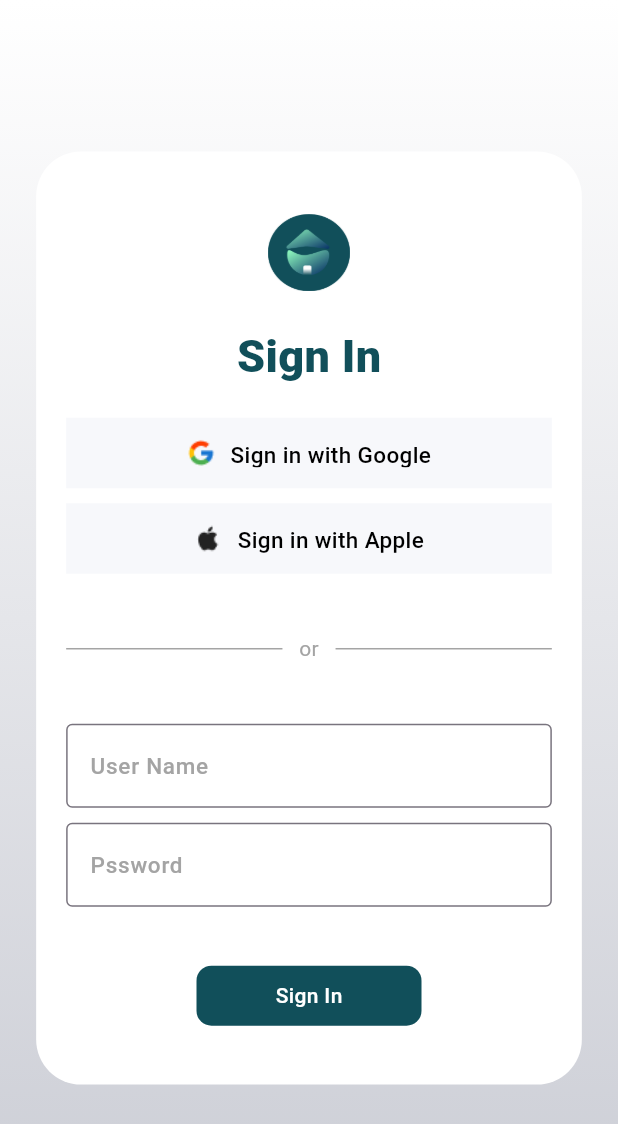
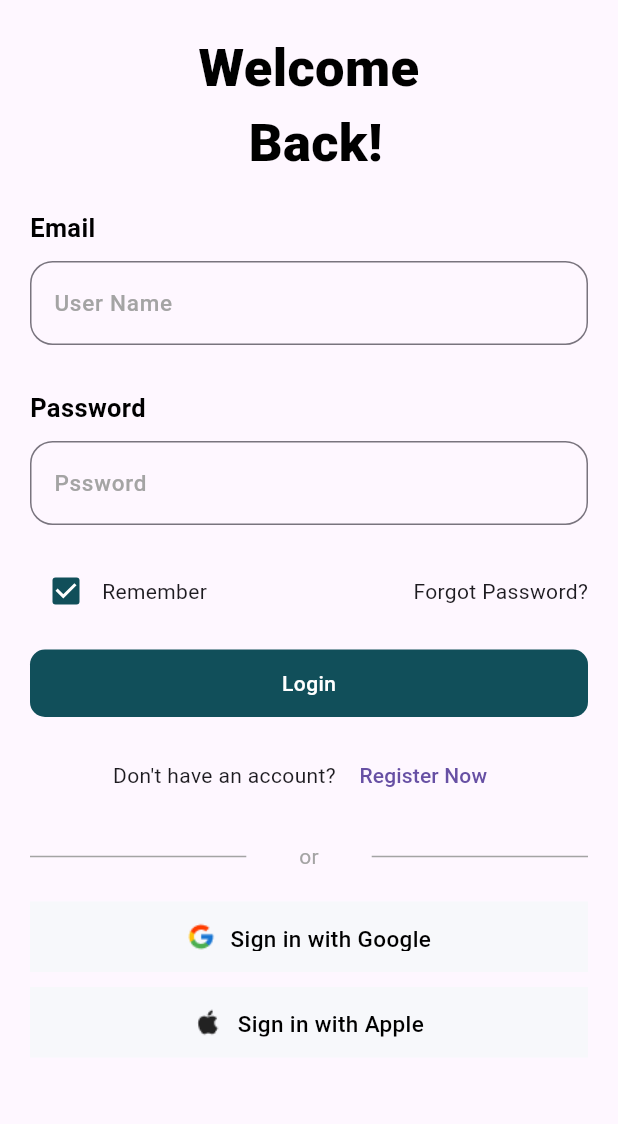
Before and after one commit to muhammed-aslam-pm/Hostel-Manager, a Flutter app: the LoginScreen screen opened directly, on a phone screen of 412 x 824 dp. Shown: the top 1124 px of the screen. Run offline on Flutter 3.47's test engine with Material 3 defaults, Android fonts, the phone set to English and light mode, and no system bars; our stand-ins replace smooth_page_indicator.

Commit message:
login screen updated

```diff
--- a/lib/utils/text_style_constatnts.dart
+++ b/lib/utils/text_style_constatnts.dart
@@ -17,6 +17,13 @@ class TextStyleConstants {
       fontSize: 15,
       color: ColorConstants.primaryWhiteColor,
       fontWeight: FontWeight.w500);
+
+  //login
+
+  static TextStyle loginTiltle = TextStyle(
+      fontSize: 35,
+      color: ColorConstants.primaryBlackColor,
+      fontWeight: FontWeight.w900);
 
   //owner dashboard styles
 
--- a/lib/view/login_and_register_screens/login_screen.dart
+++ b/lib/view/login_and_register_screens/login_screen.dart
@@ -10,47 +10,169 @@ class LoginScreen extends StatelessWidget {
   @override
   Widget build(BuildContext context) {
     return Scaffold(
-      body: Container(
-        height: double.infinity,
-        width: double.infinity,
-        decoration: BoxDecoration(
-          gradient: LinearGradient(
-            colors: [
-              ColorConstants.primaryWhiteColor, // Start color at the top center
-              ColorConstants
-                  .secondaryWhiteColor2, // End color at the bottom center
-            ],
-            begin: Alignment.topCenter,
-            end: Alignment.bottomCenter,
-          ),
-        ),
-        child: Center(
-          child: Container(
-            height: MediaQuery.sizeOf(context).height * 75.5 / 100,
-            width: MediaQuery.sizeOf(context).width * 88.3 / 100,
-            decoration: BoxDecoration(
-              color: ColorConstants.primaryWhiteColor,
-              borderRadius: BorderRadius.circular(30),
-            ),
+      body: SafeArea(
         child: Padding(
-              padding: const EdgeInsets.only(left: 20, right: 20, top: 40),
+          padding: const EdgeInsets.only(left: 20, right: 20, top: 20),
+          child: SingleChildScrollView(
             child: Column(
               crossAxisAlignment: CrossAxisAlignment.center,
               children: [
-                  SizedBox(
-                    height: 55,
-                    width: 55,
-                    child: Image.asset(ImageConstants.appLogo),
+                Text(
+                  "Welcome \n Back!",
+                  style: TextStyleConstants.loginTiltle,
+                  textAlign: TextAlign.center,
                 ),
                 SizedBox(
-                    height: MediaQuery.sizeOf(context).height * 2.4 / 100,
+                  height: 20,
+                ),
+                Row(
+                  mainAxisAlignment: MainAxisAlignment.start,
+                  children: [
+                    Text(
+                      "Email",
+                      style: TextStyleConstants.dashboardBookingName,
+                    )
+                  ],
+                ),
+                SizedBox(
+                  height: 10,
+                ),
+                TextFormField(
+                  decoration: InputDecoration(
+                    border: OutlineInputBorder(
+                      borderRadius: BorderRadius.circular(15),
+                      borderSide: BorderSide(
+                        width: 2,
+                        color: ColorConstants.colorGrey,
+                      ),
+                    ),
+                    focusedBorder: OutlineInputBorder(
+                      borderRadius: BorderRadius.circular(15),
+                      borderSide: BorderSide(
+                          width: 2, color: ColorConstants.primaryColor),
+                    ),
+                    hintText: "User Name",
+                    hintStyle: TextStyle(
+                        fontSize: 15,
+                        color: ColorConstants.colorGrey,
+                        fontWeight: FontWeight.w500),
+                  ),
+                ),
+                SizedBox(
+                  height: 30,
+                ),
+                Row(
+                  mainAxisAlignment: MainAxisAlignment.start,
+                  children: [
+                    Text(
+                      "Password",
+                      style: TextStyleConstants.dashboardBookingName,
+                    )
+                  ],
+                ),
+                SizedBox(
+                  height: 10,
+                ),
+                TextFormField(
+                  decoration: InputDecoration(
+                    border: OutlineInputBorder(
+                      borderRadius: BorderRadius.circular(15),
+                      borderSide:
+                          BorderSide(width: 2, color: ColorConstants.colorGrey),
+                    ),
+                    focusedBorder: OutlineInputBorder(
+                      borderRadius: BorderRadius.circular(15),
+                      borderSide: BorderSide(
+                          width: 2, color: ColorConstants.primaryColor),
+                    ),
+                    hintText: "Pssword ",
+                    hintStyle: TextStyle(
+                        fontSize: 15,
+                        color: ColorConstants.colorGrey,
+                        fontWeight: FontWeight.w500),
+                  ),
+                ),
+                SizedBox(
+                  height: 20,
+                ),
+                Row(
+                  mainAxisAlignment: MainAxisAlignment.spaceBetween,
+                  children: [
+                    Row(
+                      children: [
+                        Checkbox(
+                            fillColor: MaterialStatePropertyAll(
+                                ColorConstants.primaryColor),
+                            checkColor: ColorConstants.primaryWhiteColor,
+                            value: true,
+                            onChanged: (value) {}),
+                        Text("Remember")
+                      ],
+                    ),
+                    Text("Forgot Password?")
+                  ],
+                ),
+                SizedBox(
+                  height: 15,
+                ),
+                InkWell(
+                  onTap: () {
+                    Navigator.push(
+                      context,
+                      MaterialPageRoute(
+                        builder: (context) => OwnerHomeScreen(),
+                      ),
+                    );
+                  },
+                  child: Container(
+                    decoration: BoxDecoration(
+                      borderRadius: BorderRadius.circular(10),
+                      color: ColorConstants.primaryColor,
+                    ),
+                    height: 45,
+                    width: double.infinity,
+                    child: Center(
+                      child: Text(
+                        "Login",
+                        style: TextStyleConstants.buttonText,
+                      ),
+                    ),
+                  ),
+                ),
+                SizedBox(
+                  height: 15,
+                ),
+                Row(
+                  mainAxisAlignment: MainAxisAlignment.center,
+                  children: [
+                    Text("Don't have an account? "),
+                    TextButton(onPressed: () {}, child: Text("Register Now"))
+                  ],
+                ),
+                SizedBox(
+                  height: 20,
+                ),
+                Row(
+                  mainAxisAlignment: MainAxisAlignment.spaceBetween,
+                  children: [
+                    Container(
+                      height: 1,
+                      color: ColorConstants.colorGrey,
+                      width: MediaQuery.sizeOf(context).width * 35 / 100,
                     ),
                     Text(
-                    "Sign In",
-                    style: TextStyleConstants.dashboardVacentRoom1,
+                      "or",
+                      style: TextStyle(color: ColorConstants.colorGrey),
+                    ),
+                    Container(
+                      height: 1,
+                      width: MediaQuery.sizeOf(context).width * 35 / 100,
+                      color: ColorConstants.colorGrey,
+                    )
+                  ],
                 ),
                 SizedBox(
-                    height: MediaQuery.sizeOf(context).height * 2.4 / 100,
+                  height: 20,
                 ),
                 Container(
                   height: 47,
@@ -94,94 +216,10 @@ class LoginScreen extends StatelessWidget {
                 SizedBox(
                   height: 40,
                 ),
-                  Row(
-                    mainAxisAlignment: MainAxisAlignment.spaceBetween,
-                    children: [
-                      Container(
-                        height: 1,
-                        color: ColorConstants.colorGrey,
-                        width: MediaQuery.sizeOf(context).width * 35 / 100,
-                      ),
-                      Text(
-                        "or",
-                        style: TextStyle(color: ColorConstants.colorGrey),
-                      ),
-                      Container(
-                        height: 1,
-                        width: MediaQuery.sizeOf(context).width * 35 / 100,
-                        color: ColorConstants.colorGrey,
-                      )
-                    ],
-                  ),
                 SizedBox(
                   height: 40,
                 ),
-                  TextFormField(
-                    decoration: InputDecoration(
-                      border: OutlineInputBorder(
-                        borderSide: BorderSide(
-                            width: 2, color: ColorConstants.colorGrey),
-                      ),
-                      focusedBorder: OutlineInputBorder(
-                        borderSide: BorderSide(
-                            width: 2, color: ColorConstants.primaryColor),
-                      ),
-                      labelText: "User Name",
-                      labelStyle: TextStyle(
-                          fontSize: 15,
-                          color: ColorConstants.colorGrey,
-                          fontWeight: FontWeight.w500),
-                    ),
-                  ),
-                  SizedBox(
-                    height: 10,
-                  ),
-                  TextFormField(
-                    decoration: InputDecoration(
-                      border: OutlineInputBorder(
-                        borderSide: BorderSide(
-                            width: 2, color: ColorConstants.colorGrey),
-                      ),
-                      focusedBorder: OutlineInputBorder(
-                        borderSide: BorderSide(
-                            width: 2, color: ColorConstants.primaryColor),
-                      ),
-                      labelText: "Pssword ",
-                      labelStyle: TextStyle(
-                          fontSize: 15,
-                          color: ColorConstants.colorGrey,
-                          fontWeight: FontWeight.w500),
-                    ),
-                  ),
-                  Expanded(
-                    child: Center(
-                      child: InkWell(
-                        onTap: () {
-                          Navigator.push(
-                              context,
-                              MaterialPageRoute(
-                                builder: (context) => OwnerHomeScreen(),
-                              ));
-                        },
-                        child: Container(
-                          decoration: BoxDecoration(
-                            borderRadius: BorderRadius.circular(10),
-                            color: ColorConstants.primaryColor,
-                          ),
-                          height: 40,
-                          width: 150,
-                          child: Center(
-                            child: Text(
-                              "Sign In",
-                              style: TextStyleConstants.buttonText,
-                            ),
-                          ),
-                        ),
-                      ),
-                    ),
-                  )
               ],
-              ),
             ),
           ),
         ),
```
Lines whose indentation alone changed are shown as unchanged.
